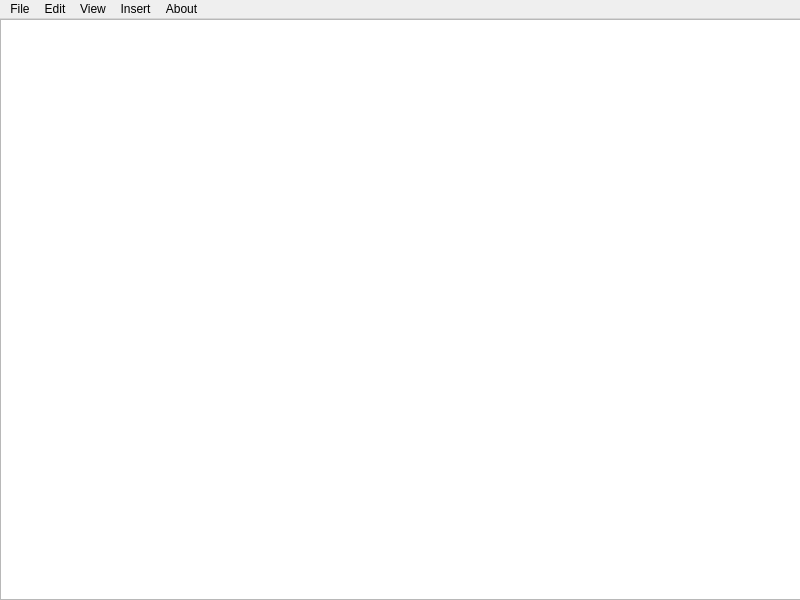
The window that visual_stats/mainwindow.ui (Andrey540/faststart_Egoshin_Andrey) describes before a commit, drawn with Qt 5.
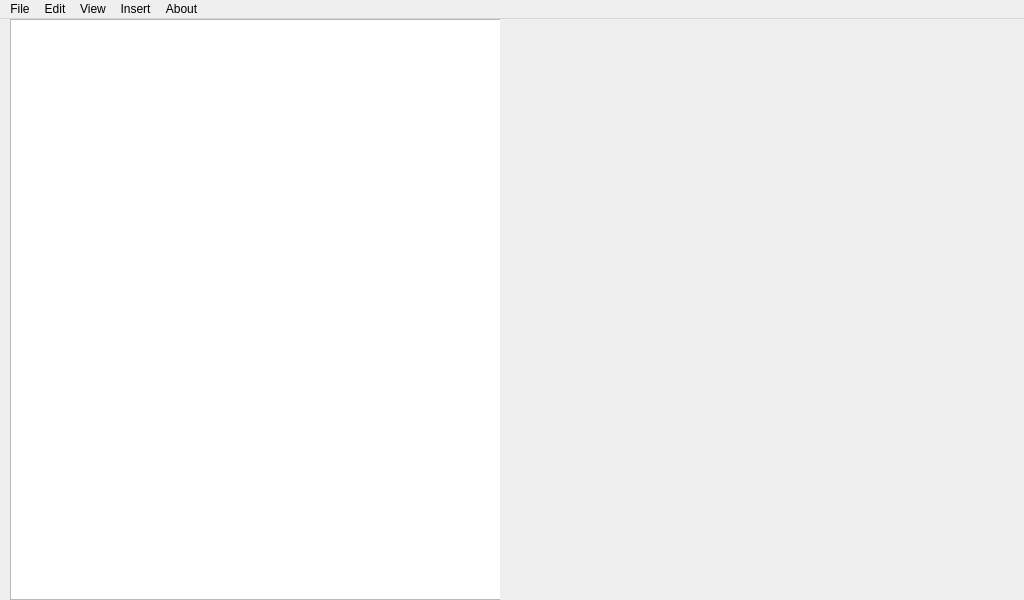
The same window after the commit. Custom widgets are drawn as their Qt base class.

What changed in the file:
```diff
--- a/visual_stats/mainwindow.ui
+++ b/visual_stats/mainwindow.ui
@@ -6,7 +6,7 @@
    <rect>
     <x>0</x>
     <y>0</y>
-    <width>800</width>
+    <width>1024</width>
     <height>600</height>
    </rect>
   </property>
@@ -18,23 +18,50 @@
   </property>
   <property name="minimumSize">
    <size>
-    <width>800</width>
-    <height>600</height>
+    <width>1024</width>
+    <height>500</height>
    </size>
   </property>
   <property name="windowTitle">
    <string>Stats View</string>
   </property>
   <widget class="QWidget" name="centralWidget">
+   <property name="sizePolicy">
+    <sizepolicy hsizetype="Minimum" vsizetype="Minimum">
+     <horstretch>100</horstretch>
+     <verstretch>100</verstretch>
+    </sizepolicy>
+   </property>
+   <property name="maximumSize">
+    <size>
+     <width>500</width>
+     <height>16777215</height>
+    </size>
+   </property>
+   <property name="layoutDirection">
+    <enum>Qt::LeftToRight</enum>
+   </property>
    <widget class="CustomTableView" name="tableData">
     <property name="geometry">
      <rect>
-      <x>0</x>
+      <x>10</x>
       <y>0</y>
-      <width>801</width>
+      <width>500</width>
       <height>581</height>
      </rect>
     </property>
+    <property name="sizePolicy">
+     <sizepolicy hsizetype="Minimum" vsizetype="Minimum">
+      <horstretch>0</horstretch>
+      <verstretch>0</verstretch>
+     </sizepolicy>
+    </property>
+    <property name="maximumSize">
+     <size>
+      <width>500</width>
+      <height>16777215</height>
+     </size>
+    </property>
     <property name="alternatingRowColors">
      <bool>true</bool>
     </property>
@@ -63,7 +90,7 @@
     <rect>
      <x>0</x>
      <y>0</y>
-     <width>800</width>
+     <width>1024</width>
      <height>21</height>
     </rect>
    </property>
```
